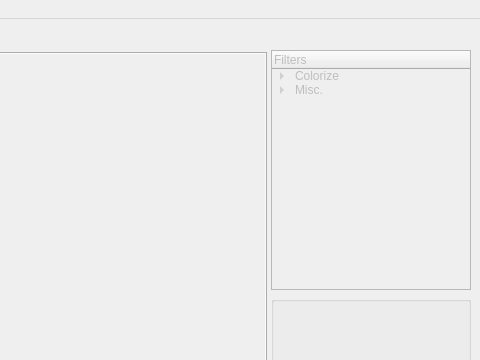
Before: the Qt Designer form mainwindow.ui in Airels/ihm-tabs, drawn with Qt 5; both pictures show x 800 to 1280 and y 0 to 360 of the 1280 by 733 pixel window.
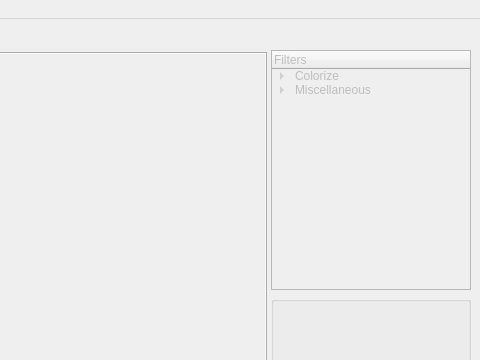
After: the same form once the commit is applied.

Commit message: added a window title

```diff
--- a/mainwindow.ui
+++ b/mainwindow.ui
@@ -191,7 +191,7 @@
           </item>
           <item>
            <property name="text">
-            <string>Misc.</string>
+            <string>Miscellaneous</string>
            </property>
            <property name="flags">
             <set>ItemIsEnabled</set>
```
Left out of the diff: 2 changed lines with no effect on the pictures.
